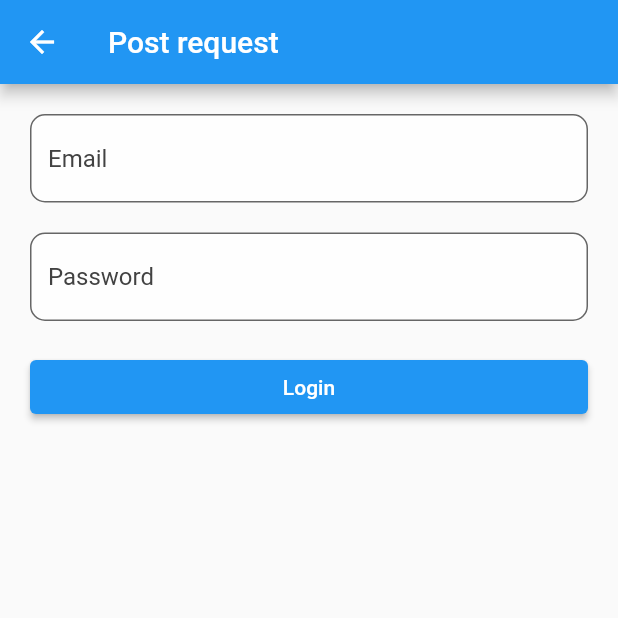
After one commit to tonujewel/block_state_management, a Flutter app: the screen it shows after launch, after a tap on "Post request", on a phone screen of 412 x 824 dp, the top half of it. The commit adds this screen. Run offline on Flutter 3.47's test engine with Material 2 defaults, Android fonts, the phone set to English and light mode, and no system bars; our stand-ins replace bloc, cached_network_image, connectivity_plus, equatable, flutter_bloc, hive and 2 more; missing offline and left inert: image_downloader; accounts and stored records are empty; network calls fail.

Commit message:
feat: post request api call

```diff
--- a/lib/resources/api_provider.dart
+++ b/lib/resources/api_provider.dart
@@ -1,7 +1,10 @@
+import 'dart:convert';
+
 import 'package:bloc_state_management/models/covid_dm.dart';
 import 'package:bloc_state_management/models/gallery_dm.dart';
 import 'package:http/http.dart';
 
+import '../screens/post_request/sign_in_dm.dart';
 
 class ApiProvider {
   final covidUrl = "https://api.covid19api.com/summary";
@@ -11,7 +14,6 @@ class ApiProvider {
     CovidDm covidDm = covidDmFromJson(res.body);
     return covidDm;
   }
-
 
   Future<List<GalleryDm>> getGalleryData() async {
     var headers = {
@@ -26,4 +28,25 @@ class ApiProvider {
     List<GalleryDm> galleryDm = galleryDmFromJson(response.body);
     return galleryDm;
   }
+
+  Future<SignInDm?> doSignIn({required String email, password}) async {
+    var body = {
+      'email_id': email,
+      'password': password,
+      'device_token': '1234567890',
+    };
+    final response = await post(
+        Uri.parse("http://driver.indieat.se/api/driver/driver_login"),
+        body: body);
+
+    print(jsonDecode(response.body));
+
+    SignInDm signInDm = signInDmFromJson(response.body);
+
+    if (response.statusCode == 200) {
+      return signInDm;
+    } else {
+      return null;
+    }
+  }
 }
--- a/lib/screens/Image_gallery/bloc/gallery_bloc.dart
+++ b/lib/screens/Image_gallery/bloc/gallery_bloc.dart
@@ -91,6 +91,7 @@ class GalleryBloc extends Bloc<GalleryEvent, GalleryState> {
 
   bool isExist(GalleryHiveDm data) {
     final result = _imageService.getImageList();
+    // ignore: prefer_is_empty
     return result.length >= 0
         ? result.any((GalleryHiveDm item) => item.id == data.id)
         : false;
--- a/lib/screens/Image_gallery/image_gallery_screen.dart
+++ b/lib/screens/Image_gallery/image_gallery_screen.dart
@@ -5,9 +5,6 @@ import 'package:bloc_state_management/widget/no_internet_widget.dart';
 import 'package:cached_network_image/cached_network_image.dart';
 import 'package:flutter/material.dart';
 import 'package:flutter_bloc/flutter_bloc.dart';
-import 'package:share_plus/share_plus.dart';
-
-import '../../services/image_gallery_service.dart';
 import 'bloc/gallery_bloc.dart';
 
 class ImageGalleryScreen extends StatelessWidget {
@@ -21,7 +18,6 @@ class ImageGalleryScreen extends StatelessWidget {
       body: BlocProvider(
         create: (context) => GalleryBloc(
           RepositoryProvider.of<ApiProvider>(context),
-          //  RepositoryProvider.of<ImageService>(context),
         )..add(LoadGalleryDataApiEvent()),
         child: BlocConsumer<GalleryBloc, GalleryState>(
           listener: (context, state) {
@@ -58,7 +54,6 @@ class ImageGalleryScreen extends StatelessWidget {
             }
 
             if (state is GalleryLoadedState) {
-              print("dataa length ${state.imageGalleryList.length}");
               return GridView.builder(
                   padding: const EdgeInsets.all(20),
                   shrinkWrap: true,
--- /dev/null
+++ b/lib/screens/post_request/bloc/post_request_bloc.dart
@@ -0,0 +1,24 @@
+import 'package:bloc/bloc.dart';
+import 'package:equatable/equatable.dart';
+
+import '../../../resources/api_provider.dart';
+
+part 'post_request_event.dart';
+part 'post_request_state.dart';
+
+class PostRequestBloc extends Bloc<PostRequestEvent, PostRequestState> {
+  final ApiProvider _apiProvider;
+  PostRequestBloc(this._apiProvider) : super(PostRequestInitial()) {
+    on<PostRequestLoginApiCallEvent>((event, emit) async {
+      emit(PostRequestLoadingState());
+      final result = await _apiProvider.doSignIn(
+          email: event.email, password: event.password);
+
+      if (result != null) {
+        emit(PostRequestLoginSuccessState());
+      } else {
+        emit(PostRequestLoginFailedState());
+      }
+    });
+  }
+}
--- /dev/null
+++ b/lib/screens/post_request/bloc/post_request_event.dart
@@ -0,0 +1,21 @@
+part of 'post_request_bloc.dart';
+
+abstract class PostRequestEvent extends Equatable {
+  const PostRequestEvent();
+
+  @override
+  List<Object> get props => [];
+}
+
+class PostRequestLoginApiCallEvent extends PostRequestEvent {
+  final String email, password;
+
+  const PostRequestLoginApiCallEvent(this.email, this.password);
+  @override
+  List<Object> get props => [email,password];
+}
+
+class GalleryNoInternetEvent extends PostRequestEvent {
+  @override
+  List<Object> get props => [];
+}
--- /dev/null
+++ b/lib/screens/post_request/bloc/post_request_state.dart
@@ -0,0 +1,25 @@
+part of 'post_request_bloc.dart';
+
+abstract class PostRequestState extends Equatable {
+  const PostRequestState();
+
+  @override
+  List<Object> get props => [];
+}
+
+class PostRequestInitial extends PostRequestState {}
+
+class PostRequestLoadingState extends PostRequestState {
+  @override
+  List<Object> get props => [];
+}
+
+class PostRequestLoginSuccessState extends PostRequestState {
+  @override
+  List<Object> get props => [];
+}
+
+class PostRequestLoginFailedState extends PostRequestState {
+  @override
+  List<Object> get props => [];
+}
--- /dev/null
+++ b/lib/screens/post_request/post_request_screen.dart
@@ -0,0 +1,66 @@
+import 'package:bloc_state_management/resources/api_provider.dart';
+import 'package:bloc_state_management/utils/app_constant.dart';
+import 'package:bloc_state_management/widget/custom_text_field.dart';
+import 'package:flutter/material.dart';
+import 'package:flutter_bloc/flutter_bloc.dart';
+
+import 'bloc/post_request_bloc.dart';
+
+class PostRequestScreen extends StatelessWidget {
+  var emailController = TextEditingController();
+  var passwordController = TextEditingController();
+
+  @override
+  Widget build(BuildContext context) {
+    return Scaffold(
+      appBar: AppBar(
+        title: const Text("Post request"),
+      ),
+      body: BlocProvider(
+        create: (context) =>
+            PostRequestBloc(RepositoryProvider.of<ApiProvider>(context)),
+        child: BlocBuilder<PostRequestBloc, PostRequestState>(
+          builder: (context, state) {
+            return ListView(
+              padding: const EdgeInsets.all(20),
+              children: [
+                CustomTextField(
+                  hint: "Email",
+                  controller: emailController,
+                ),
+                const SizedBox(height: 20),
+                CustomTextField(
+                  hint: "Password",
+                  controller: passwordController,
+                  obscure: true,
+                ),
+                const SizedBox(height: 20),
+                ElevatedButton(
+                  onPressed: () {
+                    if (emailController.text.isEmpty) {
+                      AppConstant.snackBar("Email required", context);
+                      return;
+                    }
+
+                    if (passwordController.text.isEmpty) {
+                      AppConstant.snackBar("Password required", context);
+                      return;
+                    }
+
+                    BlocProvider.of<PostRequestBloc>(context).add(
+                      PostRequestLoginApiCallEvent(
+                        emailController.text,
+                        passwordController.text,
+                      ),
+                    );
+                  },
+                  child: const Text("Login"),
+                )
+              ],
+            );
+          },
+        ),
+      ),
+    );
+  }
+}
--- a/lib/screens/welcome/welcome_screen.dart
+++ b/lib/screens/welcome/welcome_screen.dart
@@ -2,6 +2,8 @@ import 'package:bloc_state_management/screens/Image_gallery/image_gallery_screen
 import 'package:bloc_state_management/screens/authentication/login/login_screen.dart';
 import 'package:bloc_state_management/screens/get_api/get_api_screen.dart';
 import 'package:flutter/material.dart';
+
+import '../post_request/post_request_screen.dart';
 
 class WelcomeScreen extends StatelessWidget {
   const WelcomeScreen({Key? key}) : super(key: key);
@@ -38,6 +40,15 @@ class WelcomeScreen extends StatelessWidget {
               context,
               MaterialPageRoute(
                 builder: (context) => const ImageGalleryScreen(),
+              ),
+            ),
+          ),
+          HomeItemContainer(
+            title: "Post request",
+            onTap: () => Navigator.push(
+              context,
+              MaterialPageRoute(
+                builder: (context) => PostRequestScreen(),
               ),
             ),
           ),
--- /dev/null
+++ b/lib/utils/app_constant.dart
@@ -0,0 +1,10 @@
+import 'package:flutter/material.dart';
+
+class AppConstant {
+  static snackBar(String msg, BuildContext context) {
+    return ScaffoldMessenger.of(context).showSnackBar(SnackBar(
+
+      content: Text(msg),
+    ));
+  }
+}
--- /dev/null
+++ b/lib/widget/custom_text_field.dart
@@ -0,0 +1,30 @@
+import 'package:flutter/material.dart';
+
+class CustomTextField extends StatelessWidget {
+  final String hint;
+  final bool? obscure;
+
+  final TextEditingController? controller;
+
+  const CustomTextField({
+    Key? key,
+    required this.hint,
+    this.obscure,
+    this.controller,
+  }) : super(key: key);
+  @override
+  Widget build(BuildContext context) {
+    return TextField(
+      controller: controller,
+      obscureText: obscure ?? false,
+      decoration: InputDecoration(
+          border: OutlineInputBorder(
+            borderRadius: BorderRadius.circular(10.0),
+          ),
+          filled: true,
+          hintStyle: TextStyle(color: Colors.grey[800]),
+          hintText: hint,
+          fillColor: Colors.white70),
+    );
+  }
+}
```
Also changed, not shown: lib/screens/post_request/sign_in_dm.dart (added, +161 -0 lines).
